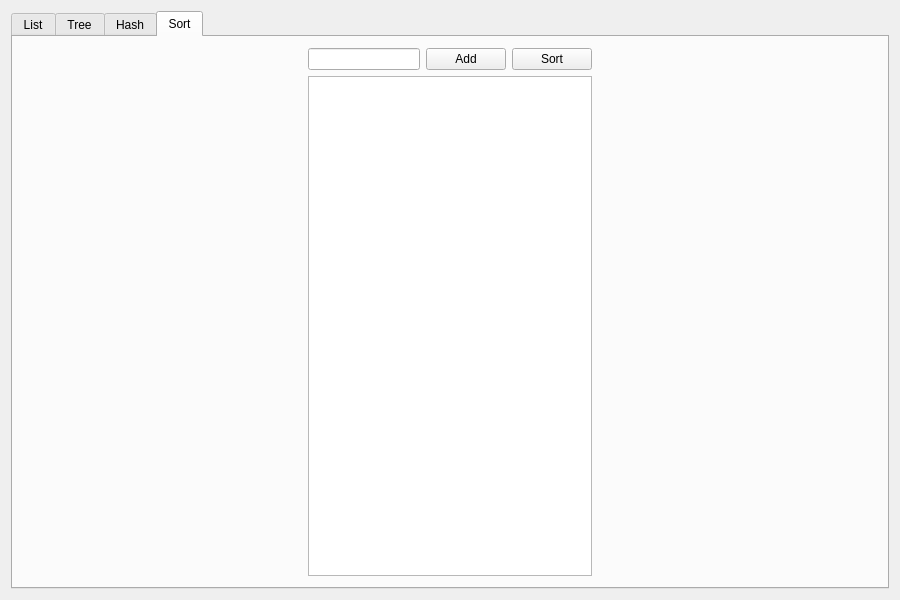
Qt form Exam/mainwindow.ui (secondYearProjects/exam_prac2) before a commit.
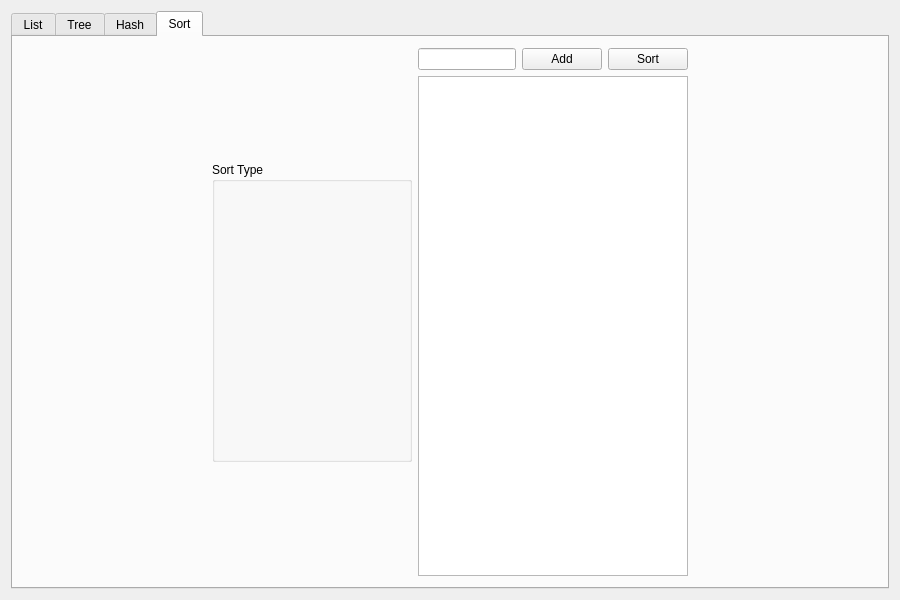
The same form after that commit. The open tabs and pages were chosen to show the change.

```diff
--- a/Exam/mainwindow.ui
+++ b/Exam/mainwindow.ui
@@ -201,12 +201,31 @@
           </property>
           <property name="sizeHint" stdset="0">
            <size>
-            <width>268</width>
+            <width>199</width>
             <height>20</height>
            </size>
           </property>
          </spacer>
         </item>
+        <item>
+         <widget class="QGroupBox" name="groupBox">
+          <property name="minimumSize">
+           <size>
+            <width>200</width>
+            <height>0</height>
+           </size>
+          </property>
+          <property name="maximumSize">
+           <size>
+            <width>16777215</width>
+            <height>300</height>
+           </size>
+          </property>
+          <property name="title">
+           <string>Sort Type</string>
+          </property>
+         </widget>
+        </item>
         <item>
          <layout class="QVBoxLayout" name="verticalLayout_6">
           <item>
@@ -242,7 +261,7 @@
           </property>
           <property name="sizeHint" stdset="0">
            <size>
-            <width>268</width>
+            <width>199</width>
             <height>20</height>
            </size>
           </property>
```
Left out of the diff: 2 changed lines with no effect on the pictures.
